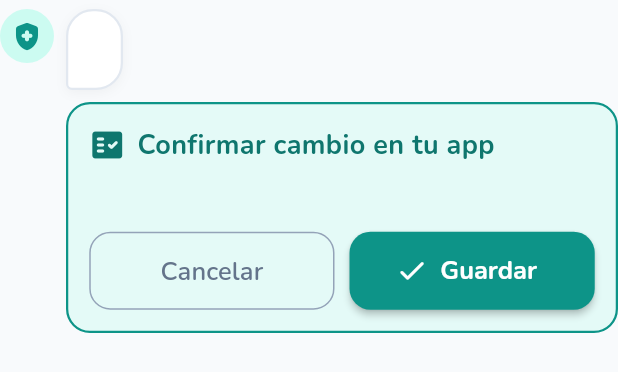
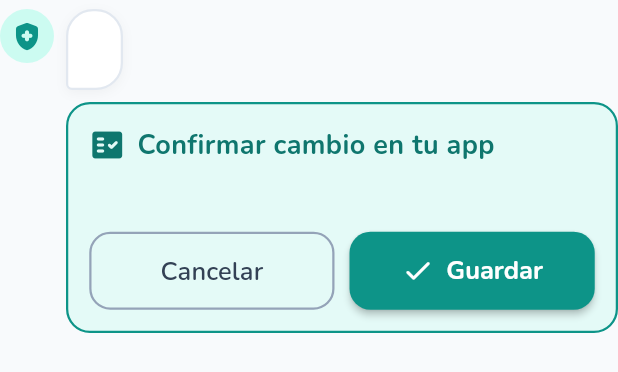
Before and after one commit to SantiCasas21/EnvejecerConBienestar_Flutter, a Flutter app: the MensajeBurbujaWidget widget shown alone on an empty page, opened directly with empty values, on a phone screen of 412 x 824 dp. Shown: the top 372 px of the screen. Run offline on Flutter 3.47's test engine with Material 3 defaults, Android fonts, the phone set to English and light mode, and no system bars; our stand-ins replace dio, flutter_contacts, flutter_local_notifications, flutter_riverpod, flutter_secure_storage, freezed_annotation and 8 more; accounts and stored records are empty; generated files the repository leaves out were written again; network calls fail.

Commit message:
feat(modulo-9): conectar todas las herramientas del sistema a DeepSeek IA y mejoras responsive/a11y

```diff
--- a/app/lib/features/asistente/presentation/widgets/mensaje_burbuja_widget.dart
+++ b/app/lib/features/asistente/presentation/widgets/mensaje_burbuja_widget.dart
@@ -1,4 +1,5 @@
 import 'package:flutter/material.dart';
+import 'package:flutter/services.dart';
 import 'package:go_router/go_router.dart';
 import '../../../../config/theme/app_colors.dart';
 import '../../../../config/theme/app_typography.dart';
@@ -19,6 +20,7 @@ class MensajeBurbujaWidget extends StatelessWidget {
   @override
   Widget build(BuildContext context) {
     final esUsuario = mensaje.esUsuario;
+    final screenWidth = MediaQuery.of(context).size.width;
 
     return Padding(
       padding: const EdgeInsets.symmetric(vertical: 6),
@@ -32,10 +34,10 @@ class MensajeBurbujaWidget extends StatelessWidget {
             crossAxisAlignment: CrossAxisAlignment.start,
             children: [
               if (!esUsuario) ...[
-                CircleAvatar(
+                const CircleAvatar(
                   radius: 18,
                   backgroundColor: AppColors.primaryLight,
-                  child: const Icon(
+                  child: Icon(
                     Icons.health_and_safety_rounded,
                     color: AppColors.primaryTeal,
                     size: 22,
@@ -46,7 +48,7 @@ class MensajeBurbujaWidget extends StatelessWidget {
               Flexible(
                 child: Container(
                   constraints: BoxConstraints(
-                    maxWidth: MediaQuery.of(context).size.width * 0.78,
+                    maxWidth: (screenWidth * 0.82).clamp(260.0, 560.0),
                   ),
                   padding: const EdgeInsets.symmetric(
                     horizontal: 16,
@@ -54,7 +56,7 @@ class MensajeBurbujaWidget extends StatelessWidget {
                   ),
                   decoration: BoxDecoration(
                     color: esUsuario
-                        ? AppColors.primaryTeal
+                        ? AppColors.primaryDark
                         : AppColors.cardBackground,
                     borderRadius: BorderRadius.only(
                       topLeft: const Radius.circular(18),
@@ -77,6 +79,7 @@ class MensajeBurbujaWidget extends StatelessWidget {
                     mensaje.contenido,
                     style: AppTypography.cuerpo().copyWith(
                       color: esUsuario ? Colors.white : AppColors.textPrimary,
+                      fontWeight: esUsuario ? FontWeight.w600 : FontWeight.w500,
                       height: 1.45,
                     ),
                   ),
@@ -131,16 +134,21 @@ class _AlertaClinicaCard extends StatelessWidget {
 
   @override
   Widget build(BuildContext context) {
+    final screenWidth = MediaQuery.of(context).size.width;
     final colorBorde =
         esEmergencia ? AppColors.emergencyRed : const Color(0xFFD97706);
     final colorFondo =
         esEmergencia ? const Color(0xFFFFF1F2) : const Color(0xFFFFFBEB);
+    final colorTitulo =
+        esEmergencia ? AppColors.emergencyRed : const Color(0xFF92400E);
+    final colorIcono =
+        esEmergencia ? AppColors.emergencyRed : const Color(0xFFB45309);
     final titulo = esEmergencia
         ? 'Atención Prioritaria de Emergencia'
         : 'Aviso Preventivo de Seguridad';
 
     return Container(
-      margin: const EdgeInsets.only(left: 44),
+      margin: EdgeInsets.only(left: screenWidth < 380 ? 12 : 44),
       padding: const EdgeInsets.all(14),
       decoration: BoxDecoration(
         color: colorFondo,
@@ -156,7 +164,7 @@ class _AlertaClinicaCard extends StatelessWidget {
                 esEmergencia
                     ? Icons.emergency_rounded
                     : Icons.warning_amber_rounded,
-                color: colorBorde,
+                color: colorIcono,
                 size: 26,
               ),
               const SizedBox(width: 8),
@@ -166,7 +174,7 @@ class _AlertaClinicaCard extends StatelessWidget {
                   style: AppTypography.subtitulo().copyWith(
                     fontSize: 18,
                     fontWeight: FontWeight.bold,
-                    color: colorBorde,
+                    color: colorTitulo,
                   ),
                 ),
               ),
@@ -178,28 +186,33 @@ class _AlertaClinicaCard extends StatelessWidget {
             style: AppTypography.cuerpo().copyWith(
               fontSize: 17,
               height: 1.4,
+              color: AppColors.textPrimary,
             ),
           ),
           if (esEmergencia) ...[
             const SizedBox(height: 12),
             SizedBox(
               width: double.infinity,
-              height: 54,
+              height: 56,
               child: ElevatedButton.icon(
                 style: ElevatedButton.styleFrom(
                   backgroundColor: AppColors.emergencyRed,
                   foregroundColor: Colors.white,
                   shape: RoundedRectangleBorder(
-                    borderRadius: BorderRadius.circular(14),
+                    borderRadius: BorderRadius.circular(16),
                   ),
                 ),
-                onPressed: () => context.go('/contactos'),
+                onPressed: () {
+                  HapticFeedback.mediumImpact();
+                  context.go('/contactos');
+                },
                 icon: const Icon(Icons.phone_in_talk_rounded, size: 24),
                 label: Text(
                   'Ir a Contactos SOS',
                   style: AppTypography.subtitulo().copyWith(
                     color: Colors.white,
                     fontSize: 18,
+                    fontWeight: FontWeight.bold,
                   ),
                 ),
               ),
@@ -224,8 +237,10 @@ class _AccionPendienteCard extends StatelessWidget {
 
   @override
   Widget build(BuildContext context) {
+    final screenWidth = MediaQuery.of(context).size.width;
+
     return Container(
-      margin: const EdgeInsets.only(left: 44),
+      margin: EdgeInsets.only(left: screenWidth < 380 ? 12 : 44),
       padding: const EdgeInsets.all(14),
       decoration: BoxDecoration(
         color: AppColors.primaryLight.withValues(alpha: 0.45),
@@ -262,35 +277,48 @@ class _AccionPendienteCard extends StatelessWidget {
           ),
           const SizedBox(height: 12),
           if (accion.estaPendiente)
-            Row(
-              children: [
-                Expanded(
-                  child: SizedBox(
+            LayoutBuilder(
+              builder: (context, constraints) {
+                final esEstrecho = constraints.maxWidth < 240;
+
+                final botonCancelar = SizedBox(
                   height: 52,
+                  width: esEstrecho ? double.infinity : null,
                   child: OutlinedButton(
                     style: OutlinedButton.styleFrom(
-                        foregroundColor: AppColors.textSecondary,
-                        side: const BorderSide(color: Color(0xFF94A3B8)),
+                      foregroundColor: const Color(0xFF334155),
+                      side: const BorderSide(
+                        color: Color(0xFF94A3B8),
+                        width: 1.5,
+                      ),
                       shape: RoundedRectangleBorder(
                         borderRadius: BorderRadius.circular(14),
                       ),
+                      padding: const EdgeInsets.symmetric(horizontal: 12),
                     ),
-                      onPressed:
-                          confirmando ? null : () => onConfirmar?.call(false),
-                      child: const Text(
+                    onPressed: confirmando
+                        ? null
+                        : () {
+                            HapticFeedback.selectionClick();
+                            onConfirmar?.call(false);
+                          },
+                    child: const FittedBox(
+                      fit: BoxFit.scaleDown,
+                      child: Text(
                         'Cancelar',
                         style: TextStyle(
                           fontSize: 17,
                           fontWeight: FontWeight.w600,
+                          color: Color(0xFF334155),
                         ),
                       ),
                     ),
                   ),
-                ),
-                const SizedBox(width: 10),
-                Expanded(
-                  child: SizedBox(
+                );
+
+                final botonGuardar = SizedBox(
                   height: 52,
+                  width: esEstrecho ? double.infinity : null,
                   child: ElevatedButton.icon(
                     style: ElevatedButton.styleFrom(
                       backgroundColor: AppColors.primaryTeal,
@@ -298,21 +326,55 @@ class _AccionPendienteCard extends StatelessWidget {
                       shape: RoundedRectangleBorder(
                         borderRadius: BorderRadius.circular(14),
                       ),
+                      padding: const EdgeInsets.symmetric(horizontal: 12),
                     ),
-                      onPressed:
-                          confirmando ? null : () => onConfirmar?.call(true),
-                      icon: const Icon(Icons.check_rounded, size: 22),
-                      label: const Text(
-                        'Guardar',
-                        style: TextStyle(
+                    onPressed: confirmando
+                        ? null
+                        : () {
+                            HapticFeedback.mediumImpact();
+                            onConfirmar?.call(true);
+                          },
+                    icon: confirmando
+                        ? const SizedBox(
+                            width: 18,
+                            height: 18,
+                            child: CircularProgressIndicator(
+                              strokeWidth: 2,
+                              color: Colors.white,
+                            ),
+                          )
+                        : const Icon(Icons.check_rounded, size: 22),
+                    label: FittedBox(
+                      fit: BoxFit.scaleDown,
+                      child: Text(
+                        confirmando ? 'Guardando...' : 'Guardar',
+                        style: const TextStyle(
                           fontSize: 17,
                           fontWeight: FontWeight.bold,
                         ),
                       ),
                     ),
                   ),
-                ),
+                );
+
+                if (esEstrecho) {
+                  return Column(
+                    children: [
+                      botonGuardar,
+                      const SizedBox(height: 8),
+                      botonCancelar,
                     ],
+                  );
+                }
+
+                return Row(
+                  children: [
+                    Expanded(child: botonCancelar),
+                    const SizedBox(width: 10),
+                    Expanded(child: botonGuardar),
+                  ],
+                );
+              },
             )
           else
             Row(
```
Also changed, not shown: app/lib/features/asistente/presentation/providers/asistente_provider.dart (+10 -0 lines), app/lib/features/asistente/presentation/screens/asistente_screen.dart (+68 -10 lines), 3 other files. Lines whose indentation alone changed are shown as unchanged.
